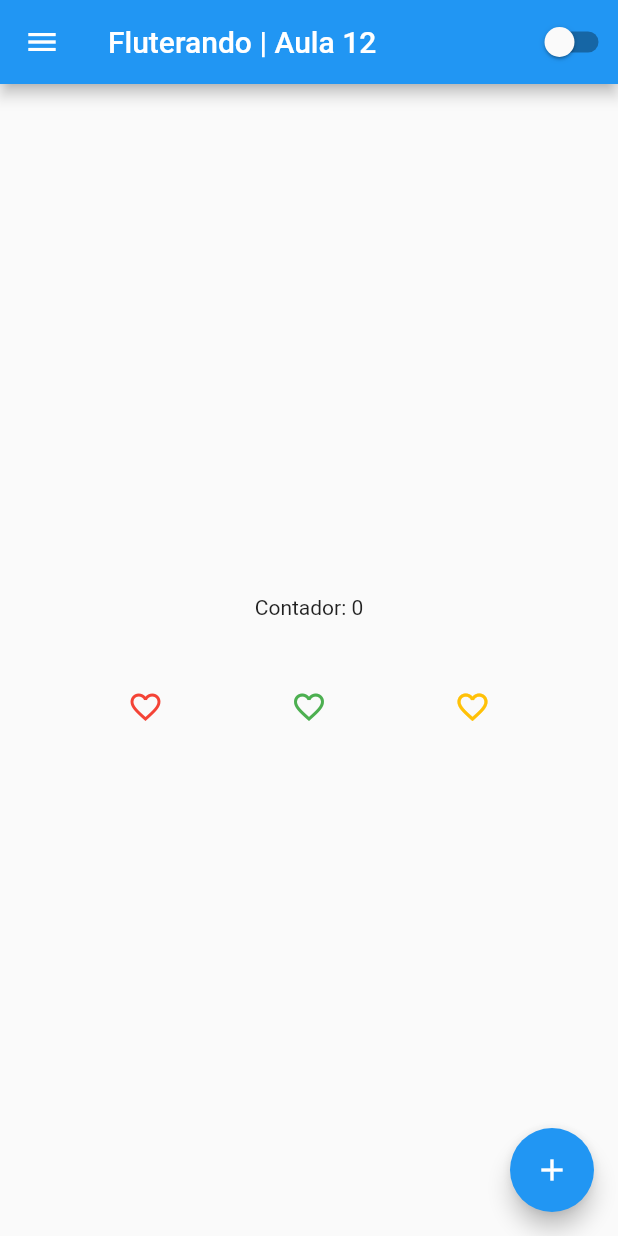
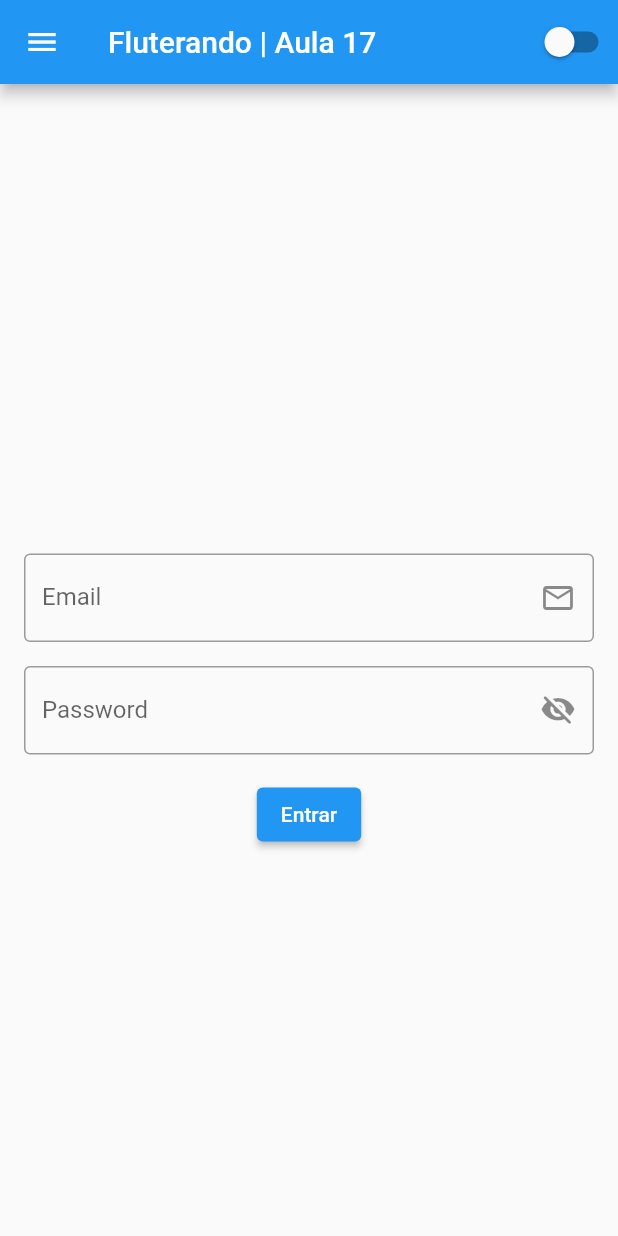
Before and after one commit to tamirfaria/flutterando, a Flutter app: the screen it shows after launch, on a phone screen of 412 x 824 dp. Run offline on Flutter 3.47's test engine with Material 2 defaults, Android fonts, the phone set to English and light mode, and no system bars.

Commit message:
feat: TextField implementation

```diff
--- a/lib/app_widget.dart
+++ b/lib/app_widget.dart
@@ -17,7 +17,7 @@ class AppWidget extends StatelessWidget {
                 ? Brightness.dark
                 : Brightness.light,
           ),
-          home: const HomePage(title: 'Fluterando | Aula 12'),
+          home: const HomePage(title: 'Fluterando | Aula 17'),
         );
       },
     );
--- a/lib/home_page.dart
+++ b/lib/home_page.dart
@@ -1,4 +1,5 @@
 import 'package:flutter/material.dart';
+import 'package:flutterando/login_page.dart';
 import 'package:flutterando/widgets/custom_switch_wiget.dart';
 
 class HomePage extends StatefulWidget {
@@ -24,33 +25,7 @@ class HomePageState extends State<HomePage> {
         ],
       ),
       drawer: const Drawer(),
-      body: SizedBox(
-        height: double.infinity,
-        width: double.infinity,
-        child: Column(
-          mainAxisAlignment: MainAxisAlignment.center,
-          children: [
-            Text('Contador: $counter'),
-            const SizedBox(
-              height: 46.0,
-            ),
-            Row(
-              mainAxisAlignment: MainAxisAlignment.spaceEvenly,
-              children: const [
-                Icon(Icons.favorite_border_outlined, color: Colors.red),
-                Icon(Icons.favorite_border_outlined, color: Colors.green),
-                Icon(Icons.favorite_border_outlined, color: Colors.amber),
-              ],
-            ),
-          ],
-        ),
-      ),
-      floatingActionButton: FloatingActionButton(
-        onPressed: () {
-          setState(() => counter++);
-        },
-        child: const Icon(Icons.add),
-      ),
+      body: const LoginPage(),
     );
   }
 }
--- /dev/null
+++ b/lib/login_page.dart
@@ -0,0 +1,69 @@
+import 'package:flutter/material.dart';
+
+class LoginPage extends StatefulWidget {
+  const LoginPage({Key? key}) : super(key: key);
+
+  @override
+  _LoginPageState createState() => _LoginPageState();
+}
+
+class _LoginPageState extends State<LoginPage> {
+  String email = '';
+  String password = '';
+  bool isVisible = false;
+  @override
+  Widget build(BuildContext context) {
+    return Scaffold(
+      body: SingleChildScrollView(
+        child: Padding(
+          padding: const EdgeInsets.symmetric(horizontal: 16.0),
+          child: SizedBox(
+            height: MediaQuery.of(context).size.height,
+            width: MediaQuery.of(context).size.width,
+            child: Column(
+              mainAxisAlignment: MainAxisAlignment.center,
+              children: [
+                TextField(
+                  keyboardType: TextInputType.emailAddress,
+                  decoration: const InputDecoration(
+                    labelText: 'Email',
+                    border: OutlineInputBorder(),
+                    suffixIcon: Icon(Icons.mail_outline),
+                  ),
+                  onChanged: (value) {
+                    email = value;
+                  },
+                ),
+                const SizedBox(height: 16.0),
+                TextField(
+                  obscureText: true,
+                  keyboardType: TextInputType.visiblePassword,
+                  decoration: const InputDecoration(
+                    labelText: 'Password',
+                    border: OutlineInputBorder(),
+                    suffixIcon: (Icon(Icons.visibility_off_rounded)),
+                  ),
+                  onChanged: (value) {
+                    password = value;
+                  },
+                ),
+                const SizedBox(height: 16.0),
+                ElevatedButton(
+                  child: const Text('Entrar'),
+                  onPressed: () {
+                    if (email == 'lucastamir@gmail.com' &&
+                        password == '123456') {
+                      print('Logado');
+                    } else {
+                      print('Tente novamente');
+                    }
+                  },
+                )
+              ],
+            ),
+          ),
+        ),
+      ),
+    );
+  }
+}
```
